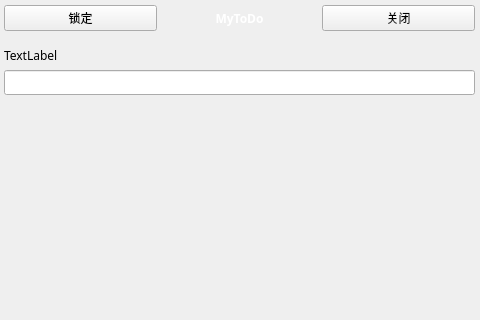
Qt form src/MyToDo.ui (github1978/BeeTodo) before a commit; both pictures show x 0 to 480 and y 0 to 320 of the 480 by 640 pixel window.
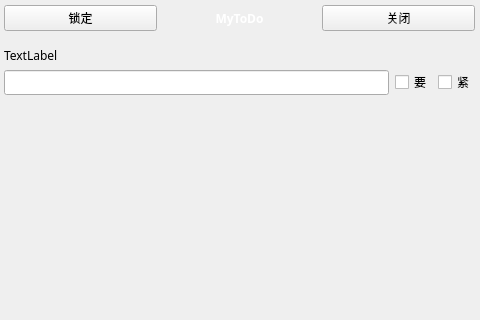
The same form after that commit.

```diff
--- a/src/MyToDo.ui
+++ b/src/MyToDo.ui
@@ -113,7 +113,25 @@
         </widget>
        </item>
        <item>
-        <widget class="QLineEdit" name="NewItemEdit"/>
+        <layout class="QHBoxLayout" name="newitem_hboxlayout">
+         <item>
+          <widget class="QLineEdit" name="NewItemEdit"/>
+         </item>
+         <item>
+          <widget class="QCheckBox" name="newitem_i_checkbox">
+           <property name="text">
+            <string>要</string>
+           </property>
+          </widget>
+         </item>
+         <item>
+          <widget class="QCheckBox" name="newitem_e_checkBox">
+           <property name="text">
+            <string>紧</string>
+           </property>
+          </widget>
+         </item>
+        </layout>
        </item>
        <item>
         <widget class="QListWidget" name="ToDoListWidget">
```
